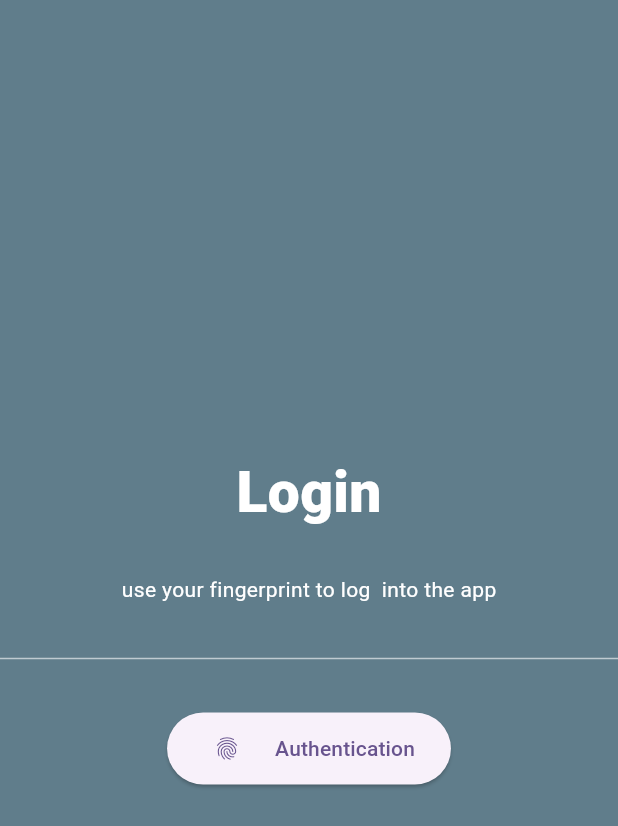
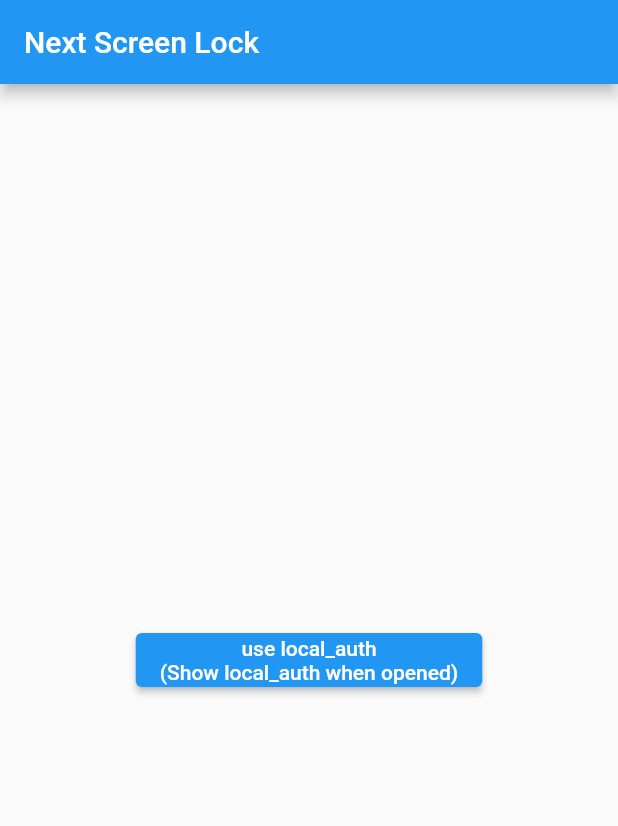
Before and after one commit to kakelay/FibgerPrint, a Flutter app: the screen it shows after launch, on a phone screen of 412 x 824 dp. Shown: the top 826 px of the screen. Run offline on Flutter 3.47's test engine with Material 2 defaults, Android fonts, the phone set to English and light mode, and no system bars; our stand-ins replace local_auth; missing offline and left inert: flutter_screen_lock.

Commit message:
first commit

```diff
--- a/lib/main.dart
+++ b/lib/main.dart
@@ -1,110 +1,85 @@
-// ignore_for_file: use_build_context_synchronously
+import 'package:flutter/material.dart';
+import 'package:flutter_screen_lock/flutter_screen_lock.dart';
+import 'package:local_auth/local_auth.dart';
 
-import 'package:biometric_storage/pagetwo.dart';
-import 'package:biometric_storage/utils/authentication.dart';
-import 'package:flutter/material.dart';
-
-void main() {
-  runApp(const MyApp());
-}
+void main() => runApp(const MyApp());
 
 class MyApp extends StatelessWidget {
   const MyApp({super.key});
 
-  // This widget is the root of your application.
   @override
   Widget build(BuildContext context) {
     return MaterialApp(
-      title: 'Flutter Demo',
+      title: 'Example',
+      debugShowCheckedModeBanner: false,
       theme: ThemeData(
-        // This is the theme of your application.
-        //
-        // TRY THIS: Try running your application with "flutter run". You'll see
-        // the application has a blue toolbar. Then, without quitting the app,
-        // try changing the seedColor in the colorScheme below to Colors.green
-        // and then invoke "hot reload" (save your changes or press the "hot
-        // reload" button in a Flutter-supported IDE, or press "r" if you used
-        // the command line to start the app).
-        //
-        // Notice that the counter didn't reset back to zero; the application
-        // state is not lost during the reload. To reset the state, use hot
-        // restart instead.
-        //
-        // This works for code too, not just values: Most code changes can be
-        // tested with just a hot reload.
-        colorScheme: ColorScheme.fromSeed(seedColor: Colors.deepPurple),
-        useMaterial3: true,
+        primarySwatch: Colors.blue,
       ),
-      home: const AuthenticationPage(),
+      home: const MyHomePage(),
     );
   }
 }
 
-class AuthenticationPage extends StatefulWidget {
-  const AuthenticationPage({super.key});
+class MyHomePage extends StatefulWidget {
+  const MyHomePage({super.key});
 
   @override
-  State<AuthenticationPage> createState() => _AuthenticationPageState();
+  _MyHomePageState createState() => _MyHomePageState();
 }
 
-class _AuthenticationPageState extends State<AuthenticationPage> {
+class _MyHomePageState extends State<MyHomePage> {
+  Future<void> localAuth(BuildContext context) async {
+    final localAuth = LocalAuthentication();
+    final didAuthenticate = await localAuth.authenticate(
+        localizedReason: 'Comfirm fingerprint to continue',
+        options: const AuthenticationOptions(
+          biometricOnly: true,
+        ));
+    if (didAuthenticate) {
+      Navigator.pop(context);
+    }
+  }
+
   @override
   Widget build(BuildContext context) {
     return Scaffold(
-      backgroundColor: Colors.blueGrey,
-      body: SafeArea(
-          child: Center(
-        child: Column(
-          mainAxisAlignment: MainAxisAlignment.center,
-          crossAxisAlignment: CrossAxisAlignment.center,
-          children: [
-            const Text(
-              'Login',
-              style: TextStyle(
-                color: Colors.white,
-                fontSize: 38,
-                fontWeight: FontWeight.w800,
-              ),
+      appBar: AppBar(
+        title: const Text('Next Screen Lock'),
+      ),
+      body: Padding(
+        padding: const EdgeInsets.all(16),
+        child: Center(
+          child: ConstrainedBox(
+            constraints: const BoxConstraints(
+              maxWidth: 700,
             ),
-            const SizedBox(
-              height: 28,
+            child: Wrap(
+              spacing: 16,
+              runSpacing: 16,
+              alignment: WrapAlignment.start,
+              children: [
+                ElevatedButton(
+                  onPressed: () {
+                    screenLock(
+                      context: context,
+                      correctString: '1234',
+                      customizedButtonChild: const Icon(
+                        Icons.fingerprint,
+                      ),
+                      customizedButtonTap: () async => await localAuth(context),
+                      onOpened: () async => await localAuth(context),
+                    );
+                  },
+                  child: const Text(
+                    'use local_auth \n(Show local_auth when opened)',
+                    textAlign: TextAlign.center,
+                  ),
+                ),
+              ],
             ),
-            const Text(
-              ' use your fingerprint to log  into the app ',
-              style: TextStyle(
-                color: Colors.white,
-              ),
-            ),
-            const SizedBox(
-              height: 28,
-            ),
-            const Divider(
-              color: Colors.white60,
-            ),
-            const SizedBox(
-              height: 28,
-            ),
-            ElevatedButton.icon(
-              onPressed: () async {
-                bool auth = await Authentication.authentication();
-                print('can authentication: $auth');
-                if (auth) {
-                  Navigator.push(
-                      context,
-                      MaterialPageRoute(
-                        builder: (context) => const SecondPage(),
-                      ));
-                }
-              },
-              icon: IconButton(
-                onPressed: () {},
-                icon: const Icon(Icons.fingerprint),
-              ),
-              label: const Text('Authentication'),
-            )
-          ],
+          ),
         ),
-      )),
+      ),
     );
   }
 }
--- a/pubspec.yaml
+++ b/pubspec.yaml
@@ -36,6 +36,7 @@ dependencies:
   # Use with the CupertinoIcons class for iOS style icons.
   cupertino_icons: ^1.0.2
   local_auth: ^2.1.7
+  flutter_screen_lock: ^9.0.1
 
 dev_dependencies:
   flutter_test:
```
Also changed, not shown: pubspec.lock.
